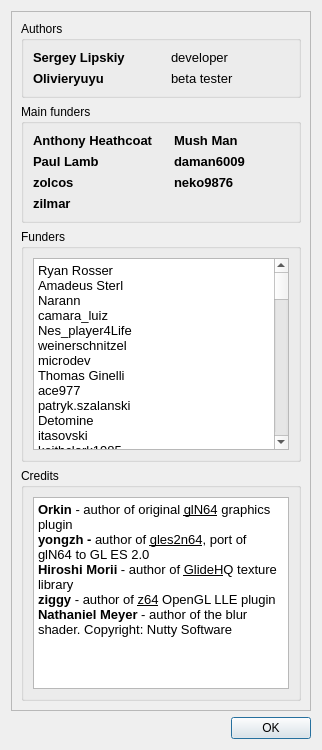
mupen64plus-ae/mupen64plus-ae, file jni/mupen64plus-video-gliden64/src/GLideNUI/AboutDialog.ui: the form before one commit.
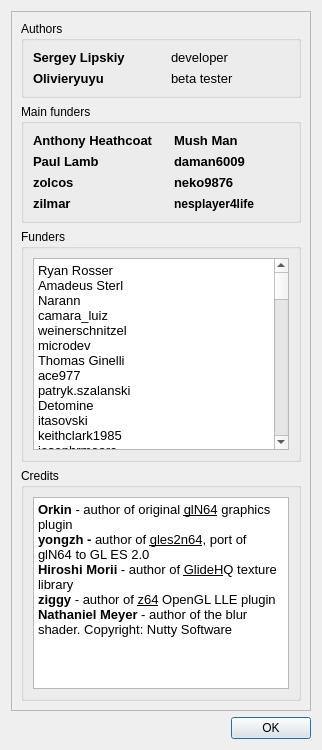
The form after the commit. Icons and pictures are not drawn.

Diff of the .ui file:
```diff
--- a/jni/mupen64plus-video-gliden64/src/GLideNUI/AboutDialog.ui
+++ b/jni/mupen64plus-video-gliden64/src/GLideNUI/AboutDialog.ui
@@ -257,7 +257,20 @@
             </font>
            </property>
            <property name="text">
-            <string>neko9876</string>
+            <string notr="true">neko9876</string>
+           </property>
+          </widget>
+         </item>
+         <item row="3" column="1">
+          <widget class="QLabel" name="label_12">
+           <property name="font">
+            <font>
+             <weight>75</weight>
+             <bold>true</bold>
+            </font>
+           </property>
+           <property name="text">
+            <string notr="true">nesplayer4life</string>
            </property>
           </widget>
          </item>
@@ -301,7 +314,6 @@
 &lt;p style=&quot; margin-top:0px; margin-bottom:0px; margin-left:0px; margin-right:0px; -qt-block-indent:0; text-indent:0px;&quot;&gt;&lt;span style=&quot; font-size:10pt;&quot;&gt;Amadeus Sterl&lt;/span&gt;&lt;/p&gt;
 &lt;p style=&quot; margin-top:0px; margin-bottom:0px; margin-left:0px; margin-right:0px; -qt-block-indent:0; text-indent:0px;&quot;&gt;&lt;span style=&quot; font-size:10pt;&quot;&gt;Narann&lt;/span&gt;&lt;/p&gt;
 &lt;p style=&quot; margin-top:0px; margin-bottom:0px; margin-left:0px; margin-right:0px; -qt-block-indent:0; text-indent:0px;&quot;&gt;&lt;span style=&quot; font-size:10pt;&quot;&gt;camara_luiz&lt;/span&gt;&lt;/p&gt;
-&lt;p style=&quot; margin-top:0px; margin-bottom:0px; margin-left:0px; margin-right:0px; -qt-block-indent:0; text-indent:0px;&quot;&gt;&lt;span style=&quot; font-size:10pt;&quot;&gt;Nes_player4Life&lt;/span&gt;&lt;/p&gt;
 &lt;p style=&quot; margin-top:0px; margin-bottom:0px; margin-left:0px; margin-right:0px; -qt-block-indent:0; text-indent:0px;&quot;&gt;&lt;span style=&quot; font-size:10pt;&quot;&gt;weinerschnitzel&lt;/span&gt;&lt;/p&gt;
 &lt;p style=&quot; margin-top:0px; margin-bottom:0px; margin-left:0px; margin-right:0px; -qt-block-indent:0; text-indent:0px;&quot;&gt;&lt;span style=&quot; font-size:10pt;&quot;&gt;microdev&lt;/span&gt;&lt;/p&gt;
 &lt;p style=&quot; margin-top:0px; margin-bottom:0px; margin-left:0px; margin-right:0px; -qt-block-indent:0; text-indent:0px;&quot;&gt;&lt;span style=&quot; font-size:10pt;&quot;&gt;Thomas Ginelli&lt;/span&gt;&lt;/p&gt;
@@ -359,7 +371,6 @@
 &lt;p style=&quot; margin-top:0px; margin-bottom:0px; margin-left:0px; margin-right:0px; -qt-block-indent:0; text-indent:0px;&quot;&gt;&lt;span style=&quot; font-size:10pt;&quot;&gt;Jindo Fox&lt;/span&gt;&lt;/p&gt;
 &lt;p style=&quot; margin-top:0px; margin-bottom:0px; margin-left:0px; margin-right:0px; -qt-block-indent:0; text-indent:0px;&quot;&gt;&lt;span style=&quot; font-size:10pt;&quot;&gt;s1n.pcc&lt;/span&gt;&lt;/p&gt;
 &lt;p style=&quot; margin-top:0px; margin-bottom:0px; margin-left:0px; margin-right:0px; -qt-block-indent:0; text-indent:0px;&quot;&gt;&lt;span style=&quot; font-size:10pt;&quot;&gt;rafaelvasco &lt;/span&gt;&lt;/p&gt;
-&lt;p style=&quot; margin-top:0px; margin-bottom:0px; margin-left:0px; margin-right:0px; -qt-block-indent:0; text-indent:0px;&quot;&gt;&lt;span style=&quot; font-size:10pt;&quot;&gt;nes_player4life&lt;/span&gt;&lt;/p&gt;
 &lt;p style=&quot; margin-top:0px; margin-bottom:0px; margin-left:0px; margin-right:0px; -qt-block-indent:0; text-indent:0px;&quot;&gt;&lt;span style=&quot; font-size:10pt;&quot;&gt;copileo&lt;/span&gt;&lt;/p&gt;
 &lt;p style=&quot; margin-top:0px; margin-bottom:0px; margin-left:0px; margin-right:0px; -qt-block-indent:0; text-indent:0px;&quot;&gt;&lt;span style=&quot; font-size:10pt;&quot;&gt;hugues.fabien&lt;/span&gt;&lt;/p&gt;
 &lt;p style=&quot; margin-top:0px; margin-bottom:0px; margin-left:0px; margin-right:0px; -qt-block-indent:0; text-indent:0px;&quot;&gt;&lt;span style=&quot; font-size:10pt;&quot;&gt;seanmcm157&lt;/span&gt;&lt;/p&gt;
@@ -418,7 +429,6 @@
 &lt;p style=&quot; margin-top:0px; margin-bottom:0px; margin-left:0px; margin-right:0px; -qt-block-indent:0; text-indent:0px;&quot;&gt;&lt;span style=&quot; font-size:10pt;&quot;&gt;palaciosgabriel&lt;/span&gt;&lt;/p&gt;
 &lt;p style=&quot; margin-top:0px; margin-bottom:0px; margin-left:0px; margin-right:0px; -qt-block-indent:0; text-indent:0px;&quot;&gt;&lt;span style=&quot; font-size:10pt;&quot;&gt;Franz-Josef Haider&lt;/span&gt;&lt;/p&gt;
 &lt;p style=&quot; margin-top:0px; margin-bottom:0px; margin-left:0px; margin-right:0px; -qt-block-indent:0; text-indent:0px;&quot;&gt;&lt;span style=&quot; font-size:10pt;&quot;&gt;e-male&lt;/span&gt;&lt;/p&gt;
-&lt;p style=&quot; margin-top:0px; margin-bottom:0px; margin-left:0px; margin-right:0px; -qt-block-indent:0; text-indent:0px;&quot;&gt;&lt;span style=&quot; font-size:10pt;&quot;&gt;nes_player4life&lt;/span&gt;&lt;/p&gt;
 &lt;p style=&quot; margin-top:0px; margin-bottom:0px; margin-left:0px; margin-right:0px; -qt-block-indent:0; text-indent:0px;&quot;&gt;&lt;span style=&quot; font-size:10pt;&quot;&gt;aweath&lt;/span&gt;&lt;/p&gt;
 &lt;p style=&quot; margin-top:0px; margin-bottom:0px; margin-left:0px; margin-right:0px; -qt-block-indent:0; text-indent:0px;&quot;&gt;&lt;span style=&quot; font-size:10pt;&quot;&gt;famicom4&lt;/span&gt;&lt;/p&gt;
 &lt;p style=&quot; margin-top:0px; margin-bottom:0px; margin-left:0px; margin-right:0px; -qt-block-indent:0; text-indent:0px;&quot;&gt;&lt;span style=&quot; font-size:10pt;&quot;&gt;Keith_at_UMR&lt;/span&gt;&lt;/p&gt;
```
Left out of the diff: 16 changed lines with no effect on the pictures.
